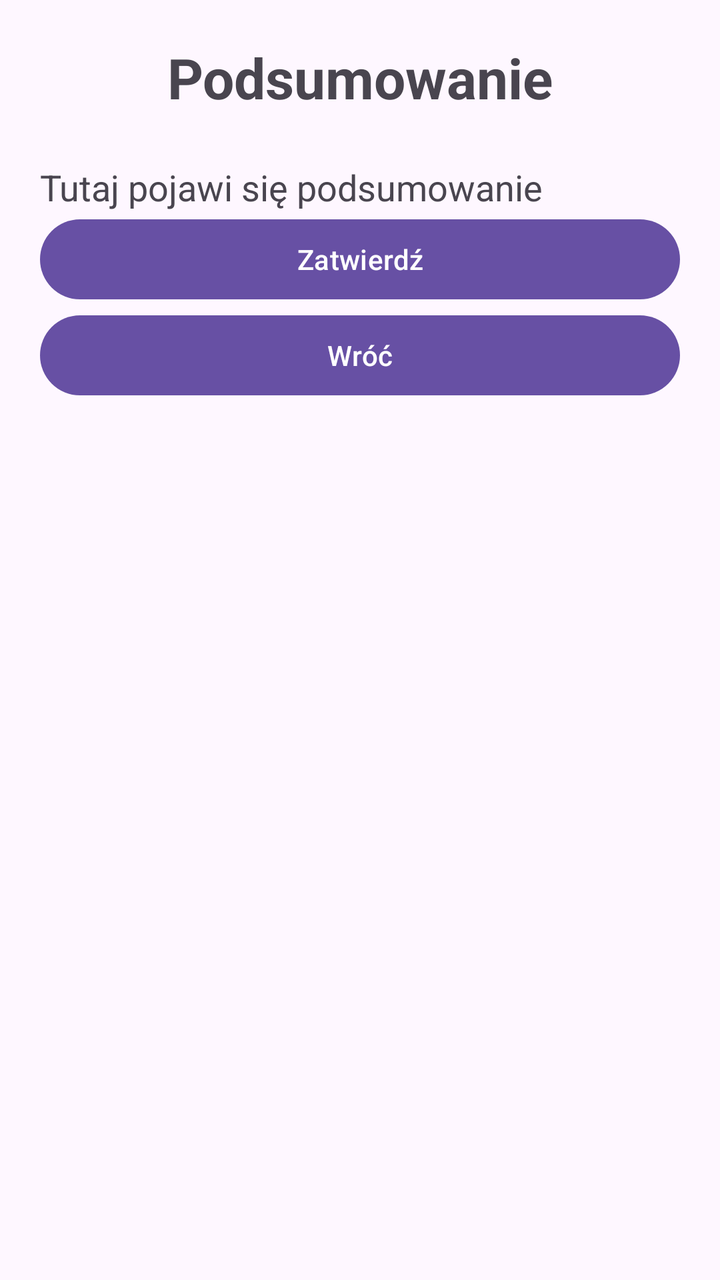
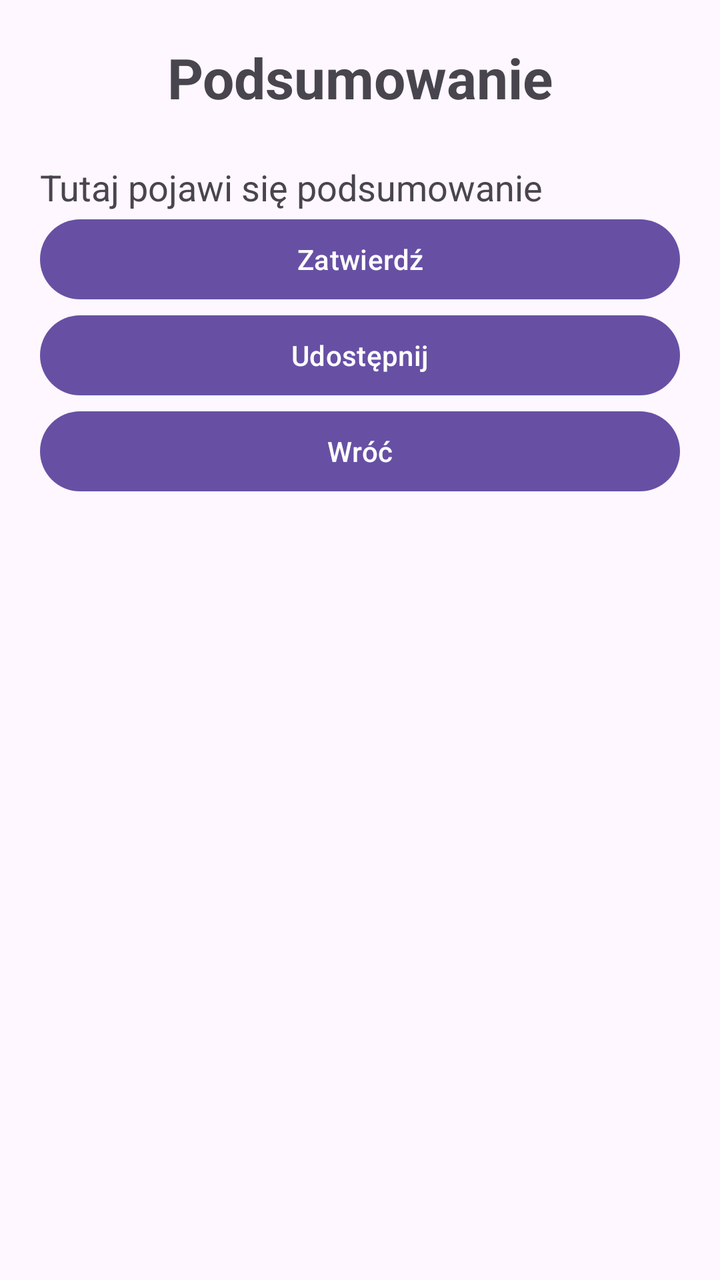

The first picture is an Android layout as it rendered before a commit; the second is the same layout after the commit. The layout source and the unified diff follow.
<!-- AndroidManifest.xml: application theme Theme.Dwa_ekrany -->
<!-- res/layout/activity_summary.xml -->
<?xml version="1.0" encoding="utf-8"?>
<LinearLayout xmlns:android="http://schemas.android.com/apk/res/android"
    android:layout_width="match_parent"
    android:layout_height="match_parent"
    android:orientation="vertical"
    android:padding="20dp">

    <TextView
        android:layout_width="match_parent"
        android:layout_height="wrap_content"
        android:text="Podsumowanie"
        android:textSize="28sp"
        android:textStyle="bold"
        android:gravity="center"
        android:layout_marginBottom="24dp" />

    <TextView
        android:id="@+id/tvSummary"
        android:layout_width="match_parent"
        android:layout_height="wrap_content"
        android:text="Tutaj pojawi się podsumowanie"
        android:textSize="18sp" />

    <Button
        android:id="@+id/btnAccept"
        android:layout_width="match_parent"
        android:layout_height="wrap_content"
        android:text="Zatwierdź" />

    <Button
        android:id="@+id/btnBack"
        android:layout_width="match_parent"
        android:layout_height="wrap_content"
        android:text="Wróć" />

</LinearLayout>
<!-- resources referenced by this layout -->
<resources>
  <style name="Theme.Dwa_ekrany" parent="Base.Theme.Dwa_ekrany" />
  <style name="Base.Theme.Dwa_ekrany" parent="Theme.Material3.DayNight.NoActionBar">
          
          
      </style>
</resources>

<!-- the commit's change to res/layout/activity_summary.xml (unified diff, before → after) -->
@@ -28,6 +28,12 @@
         android:text="Zatwierdź" />
 
     <Button
+        android:id="@+id/btnShare"
+        android:layout_width="match_parent"
+        android:layout_height="wrap_content"
+        android:text="Udostępnij" />
+
+    <Button
         android:id="@+id/btnBack"
         android:layout_width="match_parent"
         android:layout_height="wrap_content"
